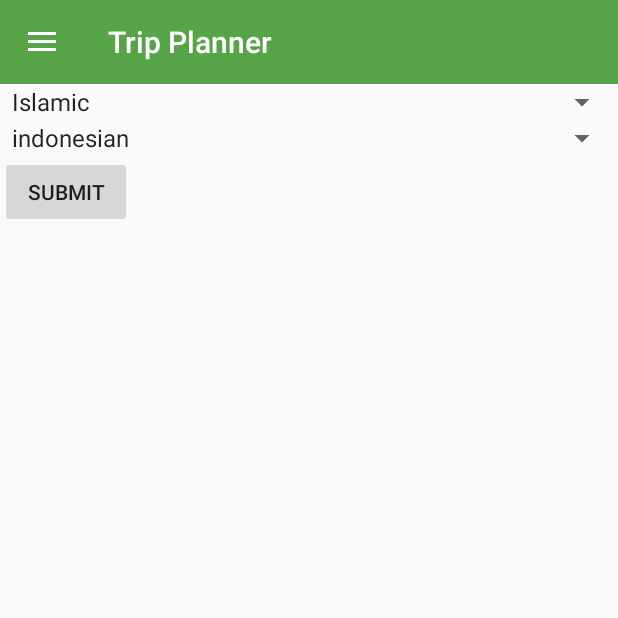
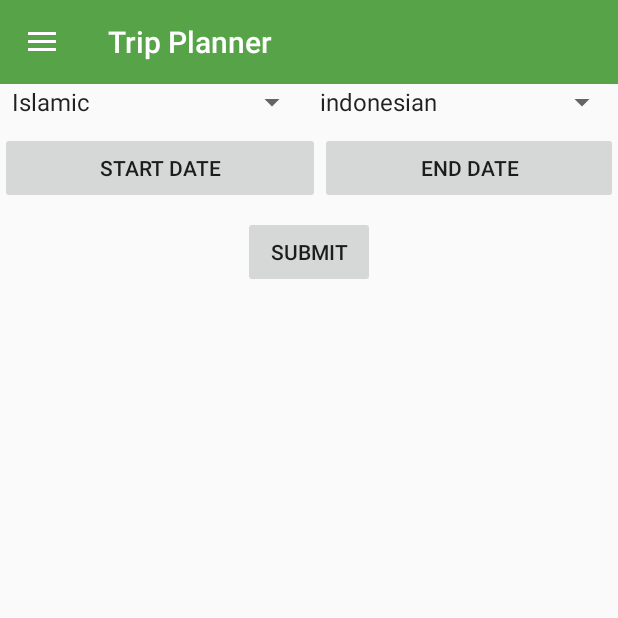
Before and after one commit to seraadam/almadina_app, an Android app: the fragment TripPlanner placed in its activity, in the side drawer, after a tap on "Trip Planner", on a phone screen of 412 x 824 dp, the top half of it. Run offline under Robolectric (Android 15) with nearby library versions, the phone set to English and light mode, and no system bars; our stand-ins replace Picasso, Volley; network calls fail; pictures from the network do not load.

Commit message:
add date picker

```diff
--- a/app/src/main/java/com/example/project1/activities/MainActivity.java
+++ b/app/src/main/java/com/example/project1/activities/MainActivity.java
@@ -1,5 +1,6 @@
 package com.example.project1.activities;
 
+import android.net.Uri;
 import android.support.annotation.NonNull;
 import android.support.design.widget.NavigationView;
 import android.support.v4.app.Fragment;
@@ -20,7 +21,7 @@ import com.example.project1.R;
 import com.example.project1.fragments.Setting;
 import com.example.project1.fragments.TripPlanner;
 
-public class MainActivity extends AppCompatActivity {
+public class MainActivity extends AppCompatActivity implements TripPlanner.OnFragmentInteractionListener {
     private DrawerLayout mDrawerlayout;
     private ActionBarDrawerToggle mToggle;
 
@@ -102,4 +103,9 @@ public class MainActivity extends AppCompatActivity {
         }
         return super.onOptionsItemSelected(item);
     }
+
+    @Override
+    public void onFragmentInteraction(Uri uri) {
+
+    }
 }
--- /dev/null
+++ b/app/src/main/java/com/example/project1/fragments/DatePickerFragment.java
@@ -0,0 +1,50 @@
+package com.example.project1.fragments;
+
+// DatePickerFragment.java
+
+import android.app.Activity;
+import android.app.DatePickerDialog;
+import android.app.Dialog;
+import android.content.Intent;
+import android.os.Bundle;
+import android.support.v7.app.AppCompatDialogFragment;
+import android.util.Log;
+import android.widget.DatePicker;
+
+import java.text.SimpleDateFormat;
+import java.util.Calendar;
+import java.util.Locale;
+
+public class DatePickerFragment extends AppCompatDialogFragment implements DatePickerDialog.OnDateSetListener {
+    private static final String TAG = "DatePickerFragment";
+    final Calendar c = Calendar.getInstance();
+
+    @Override
+    public Dialog onCreateDialog(Bundle savedInstanceState) {
+
+        // Set the current date as the default date
+        final Calendar c = Calendar.getInstance();
+        int year = c.get(Calendar.YEAR);
+        int month = c.get(Calendar.MONTH);
+        int day = c.get(Calendar.DAY_OF_MONTH);
+
+        // Return a new instance of DatePickerDialog
+        return new DatePickerDialog(getActivity(), DatePickerFragment.this, year, month, day);
+    }
+
+    // called when a date has been selected
+    public void onDateSet(DatePicker view, int year, int month, int day) {
+        c.set(Calendar.YEAR, year);
+        c.set(Calendar.MONTH, month);
+        c.set(Calendar.DAY_OF_MONTH, day);
+        String selectedDate = new SimpleDateFormat("MM/dd/yyyy", Locale.ENGLISH).format(c.getTime());
+
+        Log.d(TAG, "onDateSet: " + selectedDate);
+        // send date back to the target fragment
+        getTargetFragment().onActivityResult(
+                getTargetRequestCode(),
+                Activity.RESULT_OK,
+                new Intent().putExtra("selectedDate", selectedDate)
+        );
+    }
+}
--- a/app/src/main/java/com/example/project1/fragments/TripPlanner.java
+++ b/app/src/main/java/com/example/project1/fragments/TripPlanner.java
@@ -1,10 +1,17 @@
 package com.example.project1.fragments;
 
+import android.app.Activity;
+import android.app.DatePickerDialog;
+import android.app.Dialog;
 import android.content.Context;
+import android.content.Intent;
 import android.net.Uri;
 import android.os.Bundle;
 import android.support.annotation.NonNull;
 import android.support.v4.app.Fragment;
+import android.support.v4.app.FragmentManager;
+import android.support.v7.app.AppCompatActivity;
+import android.support.v7.app.AppCompatDialogFragment;
 import android.util.Log;
 import android.view.LayoutInflater;
 import android.view.View;
@@ -12,8 +19,10 @@ import android.view.ViewGroup;
 import android.widget.AdapterView;
 import android.widget.Button;
 import android.widget.CalendarView;
+import android.widget.DatePicker;
 import android.widget.ListView;
 import android.widget.Spinner;
+import android.widget.TextView;
 import android.widget.Toast;
 
 import com.android.volley.AuthFailureError;
@@ -42,6 +51,7 @@ import java.io.UnsupportedEncodingException;
 import java.text.SimpleDateFormat;
 import java.util.ArrayList;
 import java.util.Calendar;
+import java.util.Date;
 import java.util.List;
 import java.util.Locale;
 
@@ -60,11 +70,22 @@ public class TripPlanner extends Fragment {
     public String pmonth=null;
     public String pyear=null;
 
+
     private OnFragmentInteractionListener mListener;
     private CalendarView customCalendar;
     private Spinner spinner1;
     private Spinner spinner2;
-    private Button btnSubmit;
+    private Button btnSubmit,start ,end;
+
+
+    private DatePicker datePicker;
+    private Calendar calendar;
+    private TextView dateView;
+    private int year, month, day;
+    public static final int REQUEST_CODE = 11; // Used to identify the result
+    public static final int REQUEST_CODE2 = 15; // Used to identify the result
+
+
     long mRequestStartTime;
     public TripPlanner() {}
 
@@ -98,18 +119,37 @@ public class TripPlanner extends Fragment {
         spinner1 = (Spinner) v.findViewById(R.id.spinner1);
         spinner2 = (Spinner) v.findViewById(R.id.spinner2);
         btnSubmit= (Button) v.findViewById(R.id.btnSubmit);
+        start= (Button) v.findViewById(R.id.start);
+        end= (Button) v.findViewById(R.id.end);
+
+       // dateView = (TextView) v.findViewById(R.id.textView3);
+        // get fragment manager so we can launch from fragment
+        final FragmentManager fm = ((AppCompatActivity)getActivity()).getSupportFragmentManager();
 
 
-//        Calendar mCalendar = Calendar.getInstance();
-//        int daysInMonth = mCalendar.getActualMaximum(Calendar.DAY_OF_YEAR);
-//        ArrayList<String> allDays = new ArrayList<String>();
-//        SimpleDateFormat mFormat = new SimpleDateFormat("EEE, dd MMM", Locale.US);
-//        for(int i = 0; i < daysInMonth; i++){
-//            // Add day to list
-//            allDays.add(mFormat.format(mCalendar.getTime()));
-//            // Move next day
-//            mCalendar.add(Calendar.DAY_OF_YEAR, 1);
-//        }
+       start.setOnClickListener(new View.OnClickListener() {
+           @Override
+           public void onClick(View v) {
+               // create the datePickerFragment
+               AppCompatDialogFragment startFragment = new DatePickerFragment();
+               // set the targetFragment to receive the results, specifying the request code
+               startFragment.setTargetFragment(TripPlanner.this, REQUEST_CODE);
+               // show the datePicker
+               startFragment.show(fm, "datePicker");
+           }
+       });
+
+        end.setOnClickListener(new View.OnClickListener() {
+            @Override
+            public void onClick(View v) {
+                // create the datePickerFragment
+                AppCompatDialogFragment endFragment = new DatePickerFragment();
+                // set the targetFragment to receive the results, specifying the request code
+                endFragment.setTargetFragment(TripPlanner.this, REQUEST_CODE2);
+                // show the datePicker
+                endFragment.show(fm, "datePicker");
+            }
+        });
 
 btnSubmit.setOnClickListener(new View.OnClickListener() {
 
@@ -313,16 +353,59 @@ btnSubmit.setOnClickListener(new View.OnClickListener() {
         return v;
     }
 
-    public void onButtonPressed(Uri uri) {
-        if (mListener != null) {
-            mListener.onFragmentInteraction(uri);
+
+
+    @Override
+    public void onActivityResult(int requestCode, int resultCode, Intent data) {
+        // check for the results
+        if (requestCode == REQUEST_CODE && resultCode == Activity.RESULT_OK) {
+            // get date from string
+           String selectedDate = data.getStringExtra("selectedDate");
+
+            // set the value of the editText
+            Log.e("date",selectedDate);
+            start.setText(selectedDate);
+
+        }else if (requestCode == REQUEST_CODE2 && resultCode == Activity.RESULT_OK ) {
+            // get date from string
+            String selectedDate2 = data.getStringExtra("selectedDate");
+            // set the value of the editText
+            Log.e("date",selectedDate2);
+
+            end.setText(selectedDate2);
+        }
+    }
+
+    public static boolean isDateAfter(String startDate,String endDate)
+    {
+        try
+        {
+            String myFormatString = "yyyy-M-dd"; // for example
+            SimpleDateFormat df = new SimpleDateFormat(myFormatString);
+            Date date1 = df.parse(endDate);
+            Date startingDate = df.parse(startDate);
+
+            if (date1.after(startingDate))
+                return true;
+            else
+                return false;
+        }
+        catch (Exception e)
+        {
+
+            return false;
         }
     }
 
     @Override
     public void onAttach(Context context) {
         super.onAttach(context);
-
+        if (context instanceof OnFragmentInteractionListener) {
+            mListener = (OnFragmentInteractionListener) context;
+        } else {
+            throw new RuntimeException(context.toString()
+                    + " must implement OnFragmentInteractionListener");
+        }
     }
 
     @Override
--- a/app/src/main/res/layout/fragment_trip_planner.xml
+++ b/app/src/main/res/layout/fragment_trip_planner.xml
@@ -23,25 +23,68 @@
         <!--android:isScrollContainer="true"-->
         <!--android:maxDate="01/01/2020"-->
         <!--/>-->
+    <LinearLayout
 
+        android:layout_width="match_parent"
+        android:layout_height="wrap_content"
+        android:weightSum="2"
+        android:orientation="horizontal">
     <Spinner
         android:id="@+id/spinner1"
-        android:layout_width="match_parent"
+        android:layout_width="wrap_content"
         android:layout_height="wrap_content"
+        android:layout_weight="1"
         android:entries="@array/category"
+        android:layout_marginBottom="@dimen/activity_horizontal_margin"
         android:prompt="@string/country_prompt" />
 
     <Spinner
         android:id="@+id/spinner2"
+        android:layout_width="wrap_content"
+        android:layout_height="wrap_content"
+        android:layout_weight="1"
+        android:entries="@array/nationality"
+        android:layout_marginBottom="@dimen/activity_horizontal_margin"
+        android:prompt="@string/nationality_prompt"/>
+    </LinearLayout>
+    <LinearLayout
+
         android:layout_width="match_parent"
         android:layout_height="wrap_content"
-        android:entries="@array/nationality"
-        android:prompt="@string/nationality_prompt"/>
+        android:weightSum="2"
+        android:orientation="horizontal">
+        <Button
+            android:id="@+id/start"
+            android:layout_width="wrap_content"
+            android:layout_height="wrap_content"
+            android:gravity="center"
+            android:layout_gravity="center"
+            android:onClick="startDate"
+            android:layout_weight="1"
+            android:text="Start Date" />
 
+        <Button
+            android:id="@+id/end"
+            android:layout_width="wrap_content"
+            android:layout_height="wrap_content"
+            android:layout_alignParentTop="true"
+            android:layout_centerHorizontal="true"
+            android:gravity="center"
+            android:layout_gravity="center"
+            android:layout_weight="1"
+            android:onClick="entDate"
+            android:text="End Date" />
+
+
+    </LinearLayout>
     <Button
         android:id="@+id/btnSubmit"
         android:layout_width="wrap_content"
         android:layout_height="wrap_content"
+        android:layout_marginBottom="@dimen/activity_horizontal_margin"
+        android:gravity="center"
+        android:layout_marginTop="@dimen/activity_vertical_margin"
+        android:layout_gravity="center_horizontal"
         android:text="Submit" />
 
 
```
